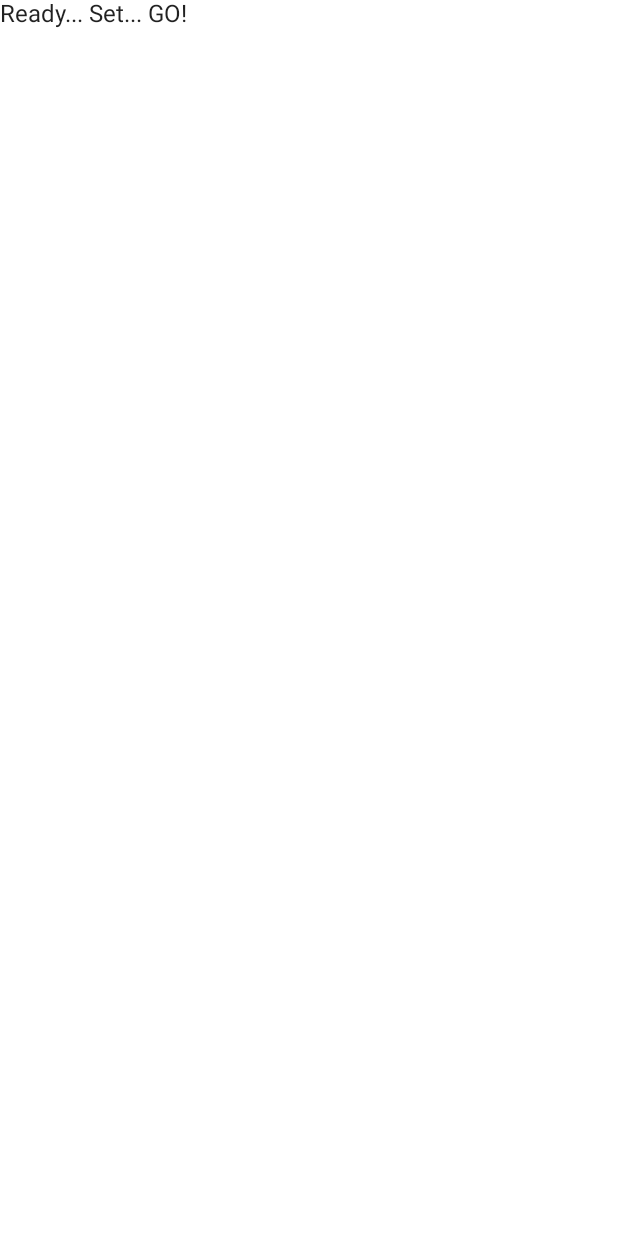
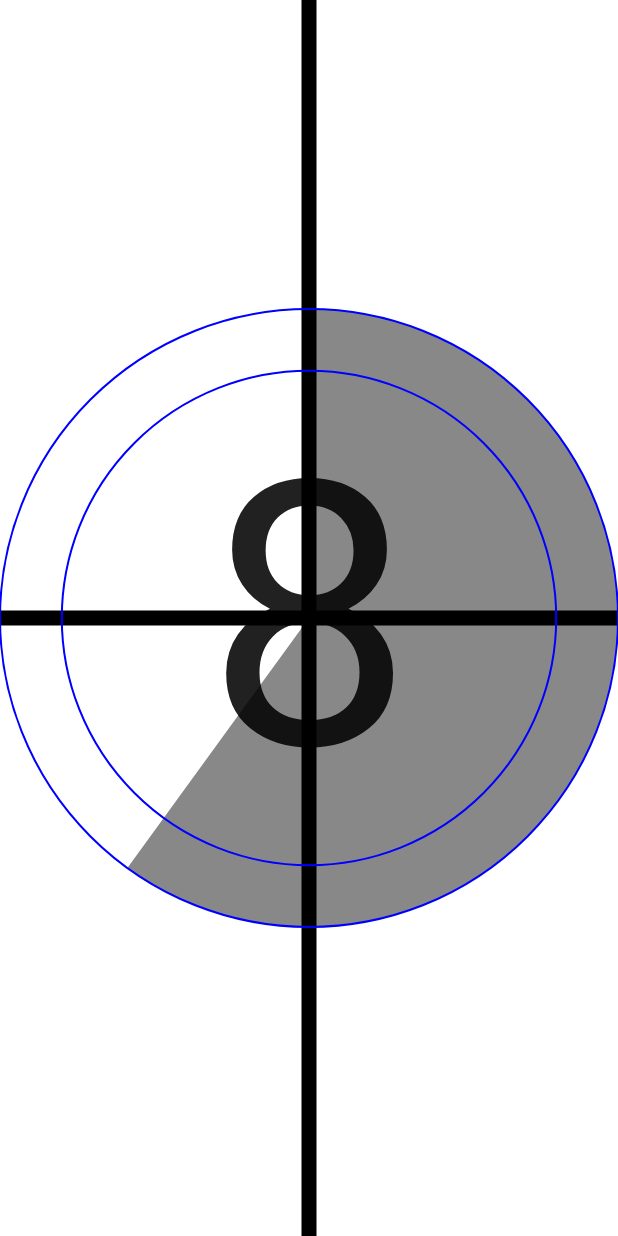
Before and after one commit to wilsoncastiblanco/old-movie-countdown, an Android app built with Jetpack Compose: the screen it shows after launch (MainActivity), on a phone screen of 412 x 824 dp. Before the commit the screen is almost empty. Run offline under Robolectric (Android 15) with nearby library versions, the light colour scheme and no system bars; our stand-ins replace accompanist; libraries missing offline, so code that uses them is left out: dev.chrisbanes.accompanist.

Commit message:
First approach for the Jetpack Compose Timer

```diff
--- a/app/src/main/java/com/example/androiddevchallenge/MainActivity.kt
+++ b/app/src/main/java/com/example/androiddevchallenge/MainActivity.kt
@@ -18,19 +18,44 @@ package com.example.androiddevchallenge
 import android.os.Bundle
 import androidx.activity.compose.setContent
 import androidx.appcompat.app.AppCompatActivity
+import androidx.compose.animation.core.LinearEasing
+import androidx.compose.animation.core.animate
+import androidx.compose.animation.core.repeatable
+import androidx.compose.animation.core.tween
+import androidx.compose.foundation.Canvas
+import androidx.compose.foundation.layout.Box
+import androidx.compose.foundation.layout.fillMaxHeight
+import androidx.compose.foundation.layout.fillMaxSize
+import androidx.compose.foundation.layout.fillMaxWidth
 import androidx.compose.material.MaterialTheme
 import androidx.compose.material.Surface
 import androidx.compose.material.Text
 import androidx.compose.runtime.Composable
+import androidx.compose.runtime.LaunchedEffect
+import androidx.compose.runtime.getValue
+import androidx.compose.runtime.mutableStateOf
+import androidx.compose.runtime.remember
+import androidx.compose.runtime.setValue
+import androidx.compose.ui.Alignment
+import androidx.compose.ui.Modifier
+import androidx.compose.ui.geometry.Offset
+import androidx.compose.ui.graphics.Color
+import androidx.compose.ui.graphics.drawscope.Fill
+import androidx.compose.ui.graphics.drawscope.Stroke
+import androidx.compose.ui.graphics.drawscope.withTransform
+import androidx.compose.ui.text.style.TextAlign
 import androidx.compose.ui.tooling.preview.Preview
+import androidx.compose.ui.unit.sp
 import com.example.androiddevchallenge.ui.theme.MyTheme
+import dev.chrisbanes.accompanist.insets.ProvideWindowInsets
+import kotlin.math.absoluteValue
 
 class MainActivity : AppCompatActivity() {
     override fun onCreate(savedInstanceState: Bundle?) {
         super.onCreate(savedInstanceState)
         setContent {
             MyTheme {
-                MyApp()
+                OldMovieCountDown()
             }
         }
     }
@@ -38,17 +63,100 @@ class MainActivity : AppCompatActivity() {
 
 // Start building your app here!
 @Composable
-fun MyApp() {
+fun OldMovieCountDown() {
+    val countdown = remember { mutableStateOf(8) }
     Surface(color = MaterialTheme.colors.background) {
-        Text(text = "Ready... Set... GO!")
+        var progressOffset by remember { mutableStateOf(0f) }
+        LaunchedEffect(key1 = Unit) {
+
+            animate(
+                initialValue = 0f,
+                targetValue = 1f,
+                animationSpec = repeatable(
+                    animation = tween(durationMillis = 2000, easing = LinearEasing),
+                    iterations = 1000000,
+                ),
+            ) { animationValue, _ -> progressOffset = animationValue }
+            print("progressOffset $progressOffset")
+
+        }
+
+        Canvas(modifier = Modifier.fillMaxSize()) {
+
+            withTransform(
+                {
+                    inset(
+                        top = (size.height / 2 - size.minDimension / 2),
+                        bottom = (size.height / 2 - size.minDimension / 2),
+                        left = (size.width / 2 - size.minDimension / 2),
+                        right = (size.width / 2 - size.minDimension / 2)
+                    )
+                }, {
+                    drawArc(
+                        color = Color.Gray,
+                        startAngle = 270f,
+                        sweepAngle = progressOffset * 360,
+                        useCenter = true,
+                        size = size,
+                        style = Fill
+                    )
+                }
+            )
+
+            val middle =
+                Offset(size.width / 2, size.height / 2)
+
+
+            val middleTopToBottom = Offset(size.width / 2, 0f)
+
+            drawLine(
+                color = Color.Black,
+                start = middleTopToBottom,
+                end = Offset(size.width / 2, size.maxDimension), strokeWidth = 15f
+            )
+
+            val middleRightToLeft = Offset(0f, size.height / 2)
+
+            drawLine(
+                color = Color.Black,
+                start = middleRightToLeft,
+                end = Offset(size.maxDimension, size.height / 2), strokeWidth = 15f
+            )
+
+            drawCircle(
+                color = Color.Blue,
+                style = Stroke(width = 2f),
+                center = middle,
+                radius = size.minDimension / 2
+            )
+
+            drawCircle(
+                color = Color.Blue,
+                style = Stroke(width = 2f),
+                center = middle,
+                radius = size.minDimension / 2.5f
+            )
+
+
+        }
+        Box(
+            contentAlignment = Alignment.Center, modifier = Modifier
+                .fillMaxHeight()
+                .fillMaxWidth()
+        ) {
+            Text("${countdown.value}", fontSize = 246.sp, textAlign = TextAlign.Center)
+        }
+
+
     }
 }
+
 
 @Preview("Light Theme", widthDp = 360, heightDp = 640)
 @Composable
 fun LightPreview() {
     MyTheme {
-        MyApp()
+        OldMovieCountDown()
     }
 }
 
@@ -56,6 +164,6 @@ fun LightPreview() {
 @Composable
 fun DarkPreview() {
     MyTheme(darkTheme = true) {
-        MyApp()
+        OldMovieCountDown()
     }
 }
```
